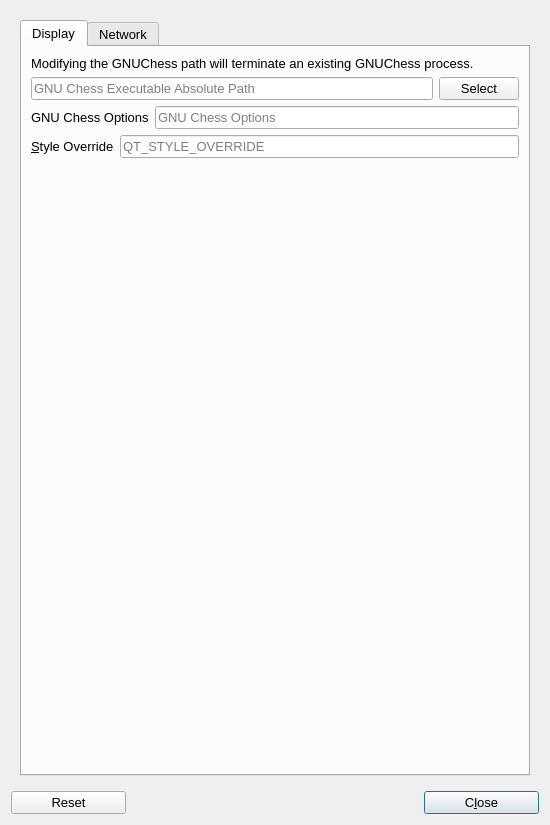
This is UI/qtchess_setup.ui in textbrowser/qtchess as Qt 5 draws it before an edit. The edited form follows.
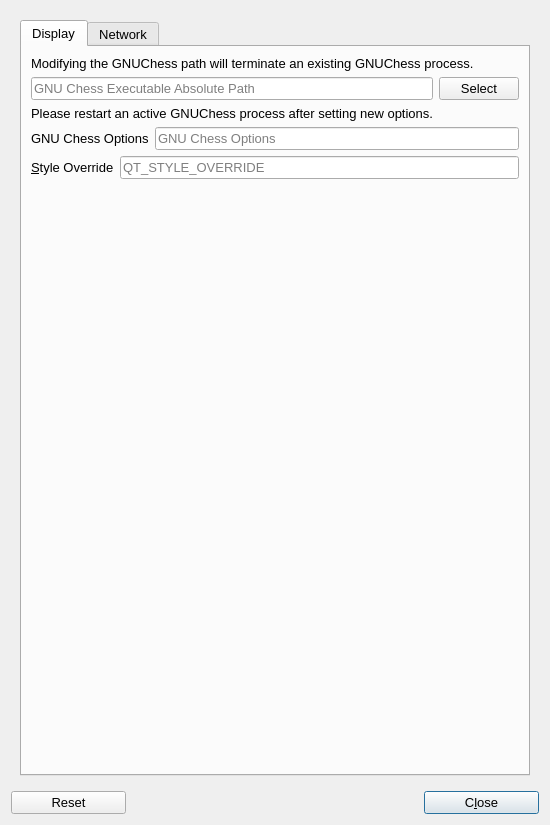
This is the edited form. Icons and pictures are not drawn.

```diff
--- a/UI/qtchess_setup.ui
+++ b/UI/qtchess_setup.ui
@@ -82,6 +82,16 @@
              </item>
             </layout>
            </item>
+           <item>
+            <widget class="QLabel" name="label_8">
+             <property name="text">
+              <string>Please restart an active GNUChess process after setting new options.</string>
+             </property>
+             <property name="wordWrap">
+              <bool>true</bool>
+             </property>
+            </widget>
+           </item>
            <item>
             <layout class="QHBoxLayout" name="horizontalLayout_10">
              <item>
```
